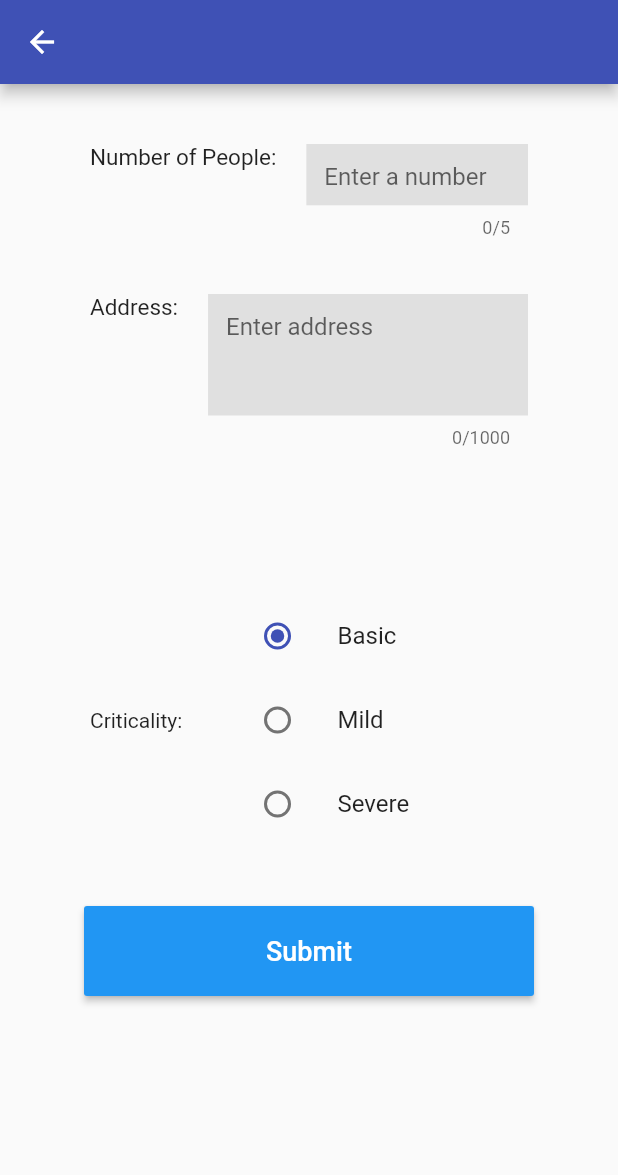
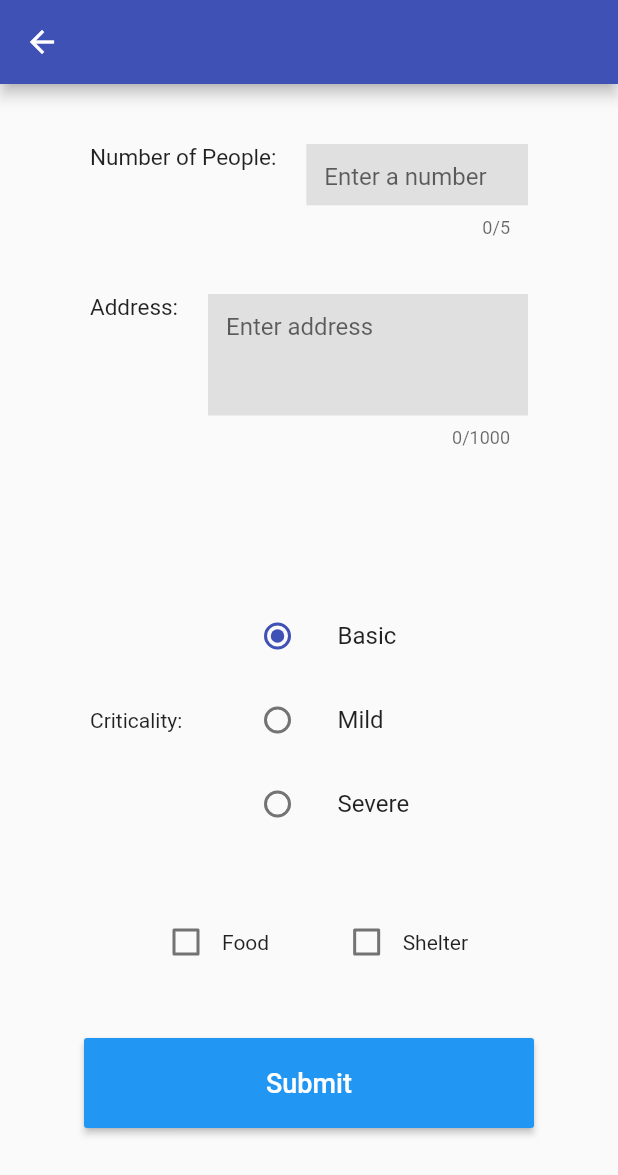
Before and after one commit to Android-Builds/Outliners-Healthcare-DevHacks, a Flutter app: the FoodPage screen opened directly, on a phone screen of 412 x 824 dp. Shown: the top 1175 px of the screen. Run offline on Flutter 3.47's test engine with Material 2 defaults, Android fonts, the phone set to English and light mode, and no system bars.

```diff
--- a/Code/CovidAid/lib/pages/foodpage.dart
+++ b/Code/CovidAid/lib/pages/foodpage.dart
@@ -6,6 +6,10 @@ class FoodPage extends StatefulWidget {
 }
 
 class _FoodPageState extends State<FoodPage> {
+
+  bool needfood = false;
+  bool needShelter = false;
+
   @override
   Widget build(BuildContext context) {
     return SafeArea(
@@ -36,6 +40,33 @@ class _FoodPageState extends State<FoodPage> {
                       Text('Criticality: '),
                       SizedBox(width: 20.0),
                       Flexible(child: NeedOptions())
+                    ],
+                  ),
+                ),
+                SizedBox(height: 40.0),
+                Padding(
+                  padding: const EdgeInsets.symmetric(horizontal: 80.0),
+                  child: Row(
+                    children: <Widget>[
+                      Checkbox(
+                        value: needfood,
+                        onChanged: (value) {
+                          setState(() {
+                            needfood = !needfood;
+                          });
+                        },
+                      ),
+                      Text('Food'),
+                      Spacer(),
+                      Checkbox(
+                        value: needShelter,
+                        onChanged: (value) {
+                          setState(() {
+                            needShelter = !needShelter;
+                          });
+                        },
+                      ),
+                      Text('Shelter'),
                     ],
                   ),
                 ),
```
Also changed, not shown: Code/CovidAid/lib/pages/home.dart (+14 -41 lines).
